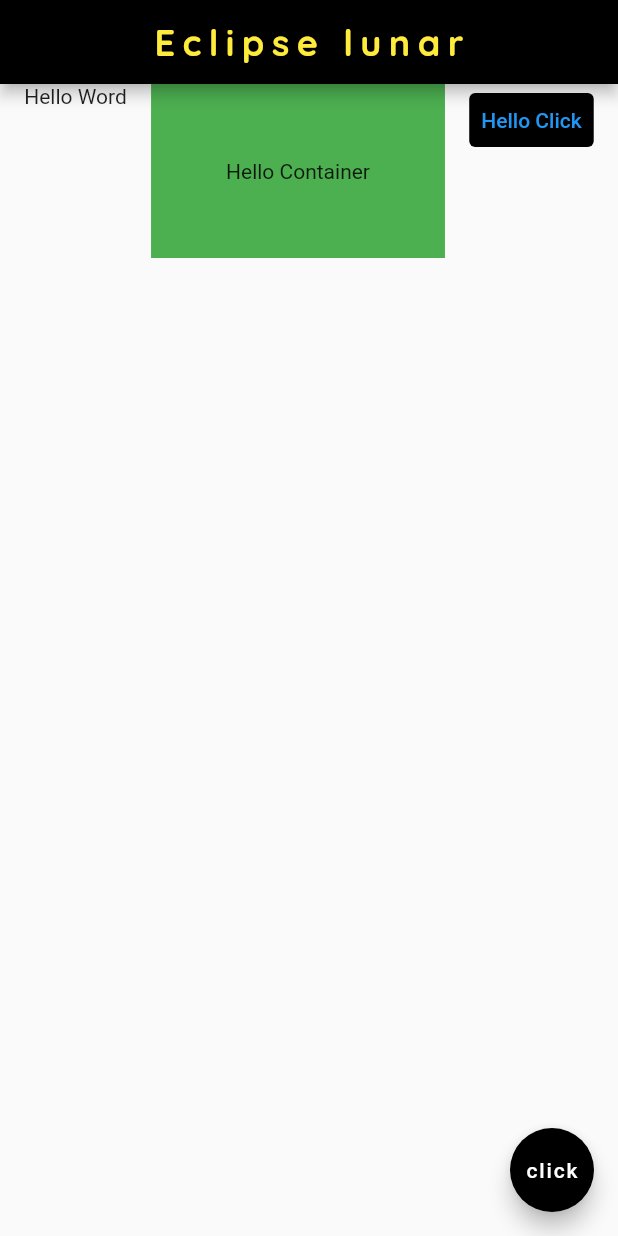
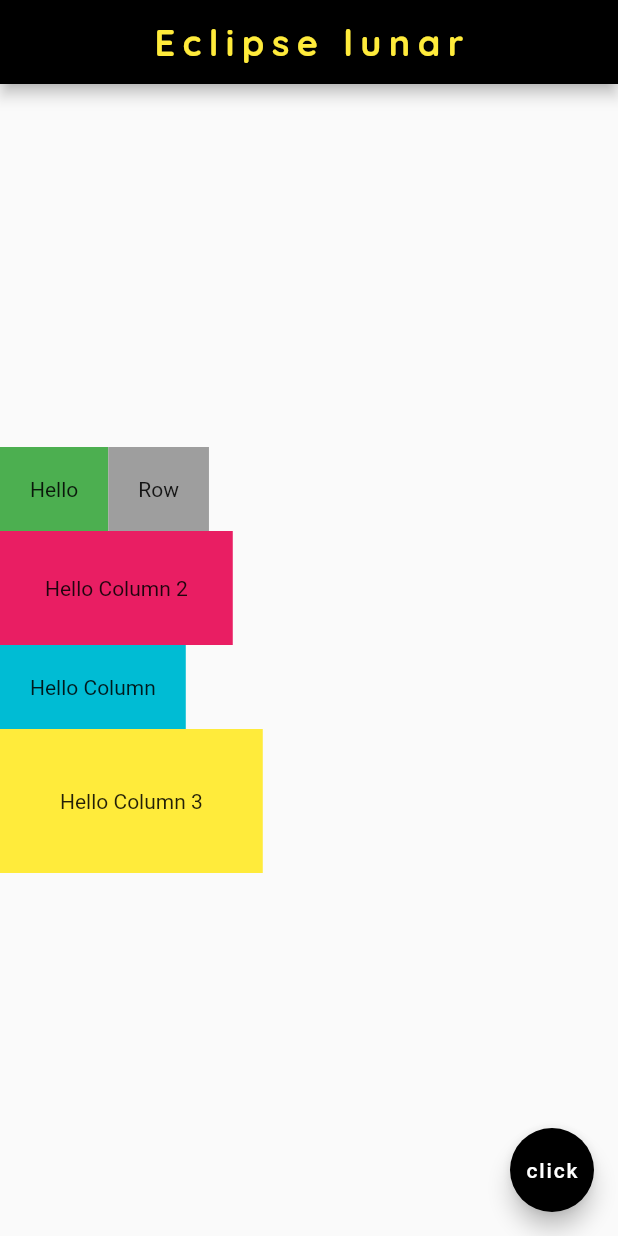
Before and after one commit to KhawanC/flutter-learnings, a Flutter app: the screen it shows after launch, on a phone screen of 412 x 824 dp. Run offline on Flutter 3.47's test engine with Material 2 defaults, Android fonts, the phone set to English and light mode, and no system bars.

Commit message:
Row and Column

```diff
--- a/lib/main.dart
+++ b/lib/main.dart
@@ -30,22 +30,38 @@ class Aplicativo extends StatelessWidget {
       ),
 
 
-      body: Row(
-        mainAxisAlignment: MainAxisAlignment.spaceEvenly,
+      body: Column(
+        mainAxisAlignment: MainAxisAlignment.center,
         crossAxisAlignment: CrossAxisAlignment.start,
         children: <Widget>[
-          Text("Hello Word"),
+          Row(
+            children: <Widget>[
+              Container(
+                padding: EdgeInsets.all(20),
+                color: Colors.green,
+                child: Text("Hello"),
+              ),
+              Container(
+                padding: EdgeInsets.all(20),
+                color: Colors.grey,
+                child: Text("Row"),
+              ),
+            ],
+          ),
           Container(
-            padding: EdgeInsets.all(50),
-            color: Colors.green,
-            child: Text("Hello Container"),
+            padding: EdgeInsets.all(30),
+            color: Colors.pink,
+            child: Text("Hello Column 2"),
           ),
-          TextButton(
-            onPressed: () {},
-            style: ButtonStyle(
-              backgroundColor: MaterialStatePropertyAll(Colors.black),
-            ),
-            child: Text("Hello Click"),
+          Container(
+            padding: EdgeInsets.all(20),
+            color: Colors.cyan,
+            child: Text("Hello Column"),
+          ),
+          Container(
+            padding: EdgeInsets.all(40),
+            color: Colors.yellow,
+            child: Text("Hello Column 3"),
           ),
         ],
       ),
```
